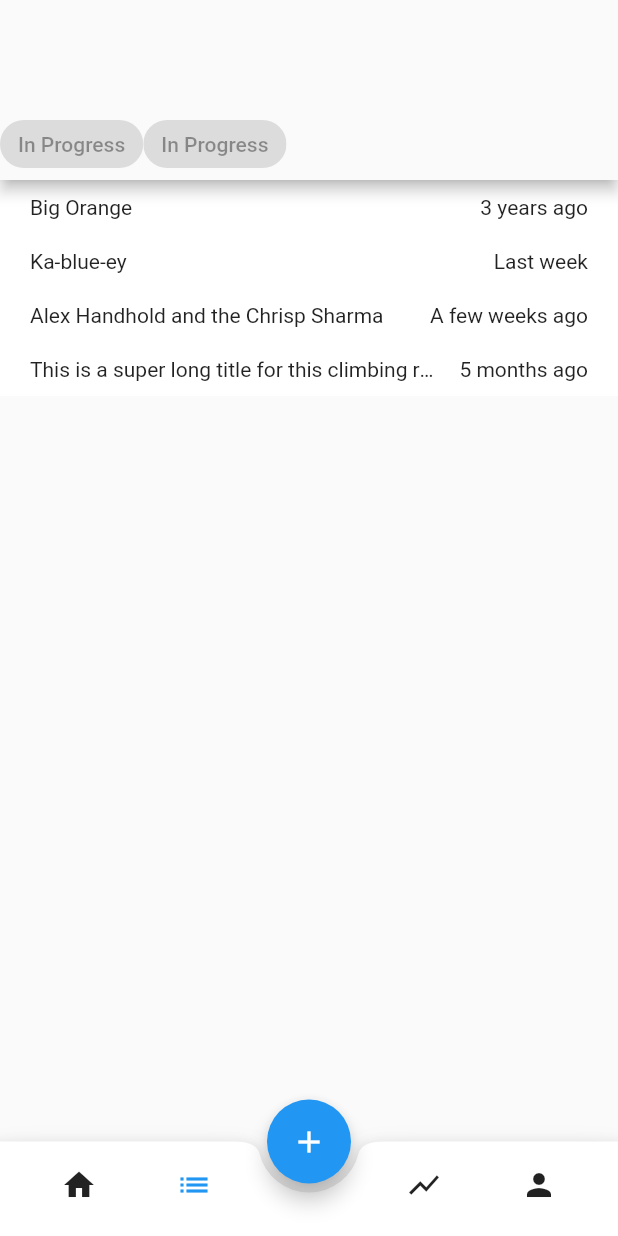
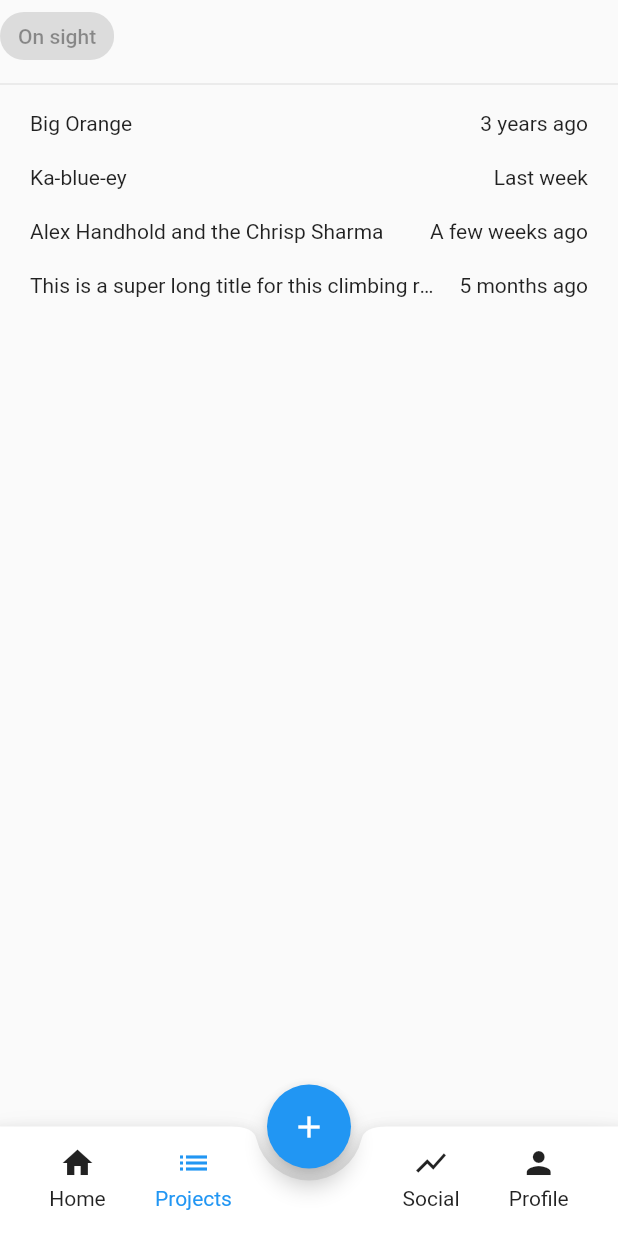
Before and after one commit to Redpoint-app/Redpoint, a Flutter app: the screen it shows after launch, item 2 of the bottom bar chosen, on a phone screen of 412 x 824 dp. Run offline on Flutter 3.47's test engine with Material 2 defaults, Android fonts, the phone set to English and light mode, and no system bars; our stand-ins replace dotted_border.

Commit message:
updated bottom navbar

```diff
--- a/lib/main.dart
+++ b/lib/main.dart
@@ -1,4 +1,5 @@
 import 'package:flutter/material.dart';
+import 'package:flutter/services.dart';
 import 'package:redpoint/pages/home_page.dart';
 
 void main() {
--- a/lib/pages/projects_page.dart
+++ b/lib/pages/projects_page.dart
@@ -74,24 +74,12 @@ class _ProjectsPageState extends State<ProjectsPage> {
 
     return PageScaffold(
       title: "Projects",
-      appBar: AppBar(
-        automaticallyImplyLeading: false,
-        toolbarHeight: 120, // Set this height
-        flexibleSpace: Container(
-          color: Theme.of(context).canvasColor,
-          child: Column(
-            mainAxisAlignment: MainAxisAlignment.end,
-            children: [
-              Row(children: [
-              ChoiceChip(label: Text("In Progress"), selected: false),
-              ChoiceChip(label: Text("In Progress"), selected: false),
-              ],)
-            ],
-          ),
-        ),
-      ),
       body: Column(
         children: <Widget>[
+          Row(children: [
+            ChoiceChip(label: Text("On sight"), selected: false),
+          ],),
+          Divider(),
           Expanded(
             child: ListView.builder(
               scrollDirection: Axis.vertical,
--- a/lib/widgets/layout/page_scaffold.dart
+++ b/lib/widgets/layout/page_scaffold.dart
@@ -25,6 +25,7 @@ class _PageScaffoldState extends State<PageScaffold> {
         appBar: widget.appBar,
         body: AnnotatedRegion<SystemUiOverlayStyle>(
           value: SystemUiOverlayStyle(
+            systemNavigationBarColor: Colors.transparent,
             statusBarBrightness: Theme.of(context).brightness,
             statusBarIconBrightness:
                 Theme.of(context).brightness == Brightness.dark
--- a/lib/widgets/nav/bottom_navbar.dart
+++ b/lib/widgets/nav/bottom_navbar.dart
@@ -22,28 +22,32 @@ class _BottomNavbarState extends State<BottomNavbar> {
   Widget build(BuildContext context) {
     return BottomAppBar(
       shape: const CircularNotchedRectangle(),
-      notchMargin: 6.0, // Margin between FAB and navbar
+      notchMargin: 8.0, // Margin between FAB and navbar
       child: Padding(
-        padding: const EdgeInsets.only(bottom: 10, top: 5),
+        padding: const EdgeInsets.only(bottom: 15, top: 10),
         child: Row(
           mainAxisSize: MainAxisSize.max,
           mainAxisAlignment: MainAxisAlignment.spaceEvenly,
           crossAxisAlignment: CrossAxisAlignment.center,
           children: <Widget>[
             NavButton(
+                label: "Home",
                 active: widget.pageTitle == "Home",
                 buttonIcon: Icons.home,
                 page: const HomePage()),
             NavButton(
+              label: "Projects",
                 active: widget.pageTitle == "Projects",
                 buttonIcon: Icons.list,
                 page: const ProjectsPage()),
             const FABPlaceholder(),
             NavButton(
+              label: "Social",
                 active: widget.pageTitle == "Social",
                 buttonIcon: Icons.show_chart,
                 page: const SocialPage()),
             NavButton(
+              label: "Profile",
                 active: widget.pageTitle == "Profile",
                 buttonIcon: Icons.person,
                 page: const ProfilePage()),
--- a/lib/widgets/nav/nav_button.dart
+++ b/lib/widgets/nav/nav_button.dart
@@ -3,10 +3,16 @@
 import 'package:flutter/material.dart';
 
 class NavButton extends StatefulWidget {
-  const NavButton({super.key, required this.buttonIcon, required this.page, required this.active});
+  const NavButton(
+      {super.key,
+      required this.buttonIcon,
+      required this.page,
+      required this.active,
+      required this.label});
   final IconData buttonIcon;
   final Widget page;
   final bool active;
+  final String label;
 
   @override
   State<NavButton> createState() => _NavButtonState();
@@ -15,8 +21,16 @@ class NavButton extends StatefulWidget {
 class _NavButtonState extends State<NavButton> {
   @override
   Widget build(BuildContext context) {
-    return IconButton(
-        onPressed: () {
+    final Color inkColor = widget.active
+        ? Theme.of(context).primaryColor.withOpacity(0.2)
+        : Theme.of(context).highlightColor;
+    final Color? color = widget.active
+        ? Theme.of(context).primaryColor
+        : Theme.of(context).iconTheme.color;
+
+    return Ink(
+        child: InkResponse(
+            onTap: () {
               // navigate to given page
               Navigator.push(
                   context,
@@ -27,9 +41,21 @@ class _NavButtonState extends State<NavButton> {
                     reverseTransitionDuration: Duration.zero,
                   ));
             },
-        icon: Icon(
+            highlightColor: inkColor,
+            splashColor: inkColor,
+            splashFactory: InkRipple.splashFactory,
+            radius: 40,
+            child: Column(mainAxisSize: MainAxisSize.min, children: [
+              Icon(
                 widget.buttonIcon,
-          color: widget.active ? Theme.of(context).primaryColor : Theme.of(context).iconTheme.color,
-        ));
+                color: color,
+              ),
+              Padding(
+                  padding: const EdgeInsets.only(top: 4),
+                  child: Text(
+                    widget.label,
+                    style: TextStyle(color: color, fontSize: 14),
+                  ))
+            ])));
   }
 }
--- a/lib/widgets/route_widgets/route_list_element.dart
+++ b/lib/widgets/route_widgets/route_list_element.dart
@@ -13,7 +13,6 @@ class _RouteListElementState extends State<RouteListElement> {
   @override
   Widget build(BuildContext context) {
     return Container(
-        color: Theme.of(context).cardColor,
         child: Padding(
             padding: const EdgeInsets.symmetric(horizontal: 20, vertical: 10),
             child: Column(children: [
```
Lines whose indentation alone changed are shown as unchanged.
